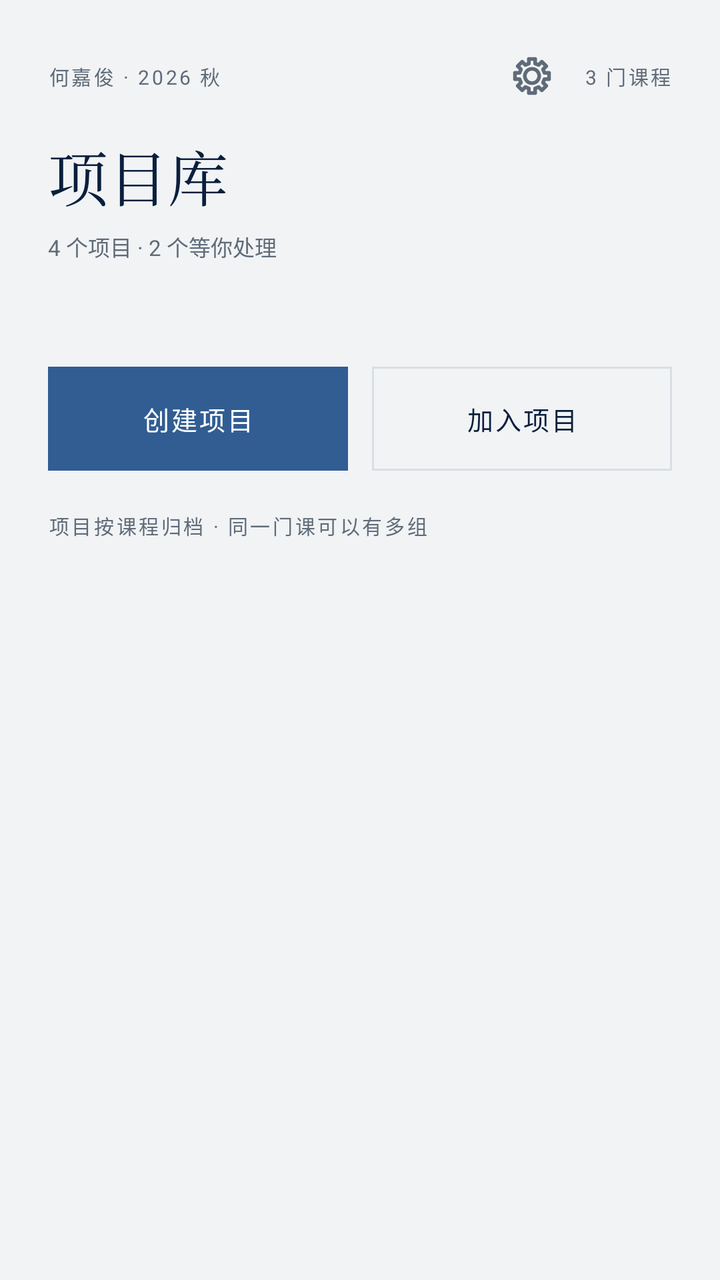
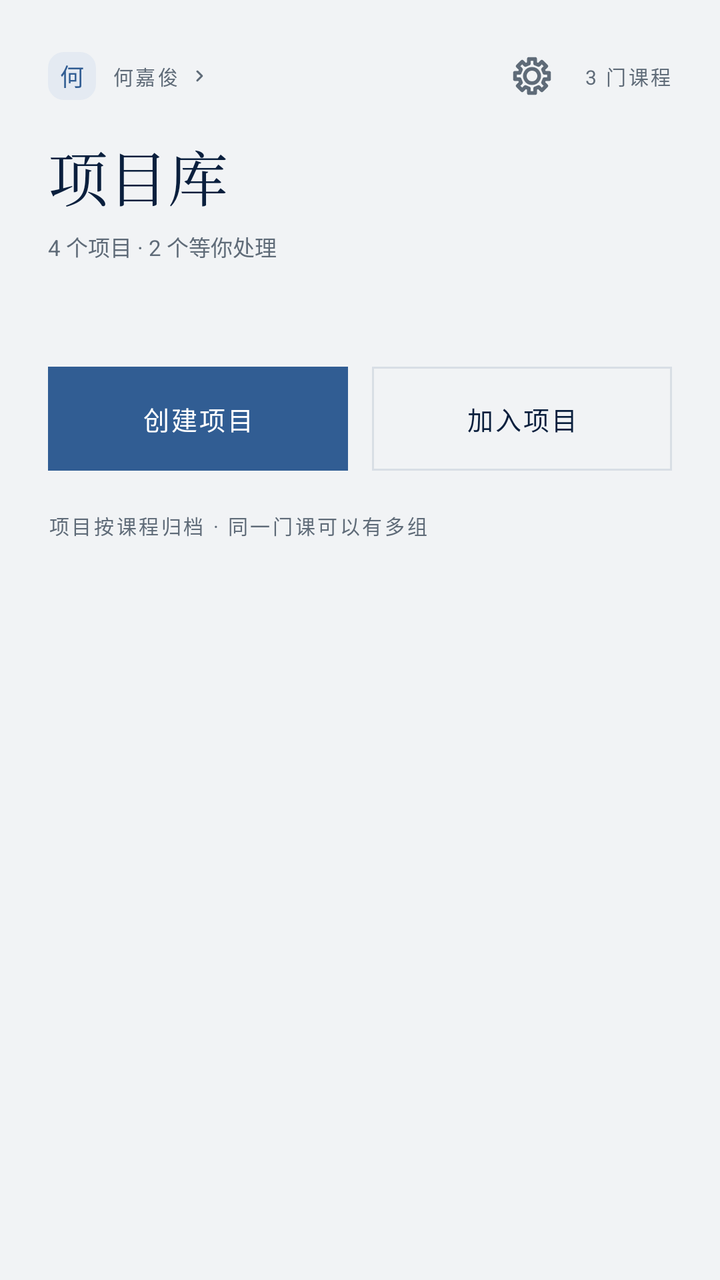

An Android layout rendered at two revisions. The XML below is the earlier revision; the diff shows what the commit changed to produce the second picture.
<!-- AndroidManifest.xml: application theme Theme.MyCoursePractice -->
<!-- res/layout/fragment_library.xml -->
<?xml version="1.0" encoding="utf-8"?>
<ScrollView xmlns:android="http://schemas.android.com/apk/res/android"
    android:id="@+id/scroll"
    android:layout_width="match_parent"
    android:layout_height="match_parent"
    android:background="@color/paper"
    android:clipToPadding="false"
    android:fillViewport="true"
    android:overScrollMode="never"
    android:paddingBottom="28dp">

    <LinearLayout
        android:layout_width="match_parent"
        android:layout_height="wrap_content"
        android:orientation="vertical"
        android:paddingStart="24dp"
        android:paddingTop="20dp"
        android:paddingEnd="24dp">

        <LinearLayout
            android:layout_width="match_parent"
            android:layout_height="wrap_content"
            android:gravity="center_vertical"
            android:orientation="horizontal">

            <TextView
                android:id="@+id/accountLabel"
                style="@style/Micro"
                android:layout_width="wrap_content"
                android:layout_height="wrap_content"
                android:text="何嘉俊 · 2026 秋" />

            <Space
                android:layout_width="0dp"
                android:layout_height="1dp"
                android:layout_weight="1" />

            <ImageView
                android:id="@+id/appSettings"
                android:layout_width="36dp"
                android:layout_height="36dp"
                android:layout_marginEnd="8dp"
                android:background="?attr/selectableItemBackgroundBorderless"
                android:clickable="true"
                android:contentDescription="设置"
                android:focusable="true"
                android:padding="7dp"
                android:src="@drawable/ic_gear"
                android:tint="@color/muted" />

            <TextView
                android:id="@+id/coursesLabel"
                style="@style/Micro"
                android:layout_width="wrap_content"
                android:layout_height="wrap_content"
                android:text="3 门课程" />
        </LinearLayout>

        <TextView
            android:id="@+id/title"
            android:layout_width="wrap_content"
            android:layout_height="wrap_content"
            android:layout_marginTop="10dp"
            android:fontFamily="serif"
            android:text="项目库"
            android:textColor="@color/ink"
            android:textSize="30sp" />

        <TextView
            android:id="@+id/summary"
            style="@style/Meta"
            android:layout_width="match_parent"
            android:layout_height="wrap_content"
            android:layout_marginTop="6dp"
            android:text="4 个项目 · 2 个等你处理" />

        
        <LinearLayout
            android:id="@+id/inviteBox"
            android:layout_width="match_parent"
            android:layout_height="wrap_content"
            android:layout_marginTop="20dp"
            android:background="@drawable/bg_pending_box"
            android:orientation="vertical"
            android:padding="16dp"
            android:visibility="gone">

            <TextView
                android:id="@+id/inviteKind"
                style="@style/MicroOchre"
                android:layout_width="wrap_content"
                android:layout_height="wrap_content"
                android:text="邀请 · 待处理" />

            <TextView
                android:id="@+id/inviteTitle"
                android:layout_width="match_parent"
                android:layout_height="wrap_content"
                android:layout_marginTop="8dp"
                android:fontFamily="sans-serif-medium"
                android:text="迭代 3 · 可用性测试"
                android:textColor="@color/ink"
                android:textSize="17sp" />

            <TextView
                android:id="@+id/inviteMeta"
                style="@style/Meta"
                android:layout_width="match_parent"
                android:layout_height="wrap_content"
                android:layout_marginTop="4dp"
                android:text="周楚涵 邀请你 · SOFT3001 · 5 人" />

            <TextView
                android:id="@+id/inviteAction"
                android:layout_width="wrap_content"
                android:layout_height="wrap_content"
                android:layout_marginTop="12dp"
                android:fontFamily="sans-serif-medium"
                android:text="查看邀请 ›"
                android:textColor="@color/ochre"
                android:textSize="13sp" />
        </LinearLayout>

        <LinearLayout
            android:id="@+id/sections"
            android:layout_width="match_parent"
            android:layout_height="wrap_content"
            android:layout_marginTop="24dp"
            android:orientation="vertical" />

        
        <LinearLayout
            android:id="@+id/emptyBox"
            android:layout_width="match_parent"
            android:layout_height="wrap_content"
            android:layout_marginTop="28dp"
            android:background="@drawable/bg_dashed"
            android:orientation="vertical"
            android:padding="20dp"
            android:visibility="gone">

            <TextView
                android:layout_width="match_parent"
                android:layout_height="wrap_content"
                android:fontFamily="sans-serif-medium"
                android:text="还没有任何项目"
                android:textColor="@color/ink"
                android:textSize="16sp" />

            <TextView
                style="@style/Meta"
                android:layout_width="match_parent"
                android:layout_height="wrap_content"
                android:layout_marginTop="6dp"
                android:text="新建一个小组项目，或输入邀请码加入别人的项目。" />
        </LinearLayout>

        <LinearLayout
            android:layout_width="match_parent"
            android:layout_height="wrap_content"
            android:layout_marginTop="28dp"
            android:orientation="horizontal">

            <TextView
                android:id="@+id/createBtn"
                style="@style/BtnPrimary"
                android:layout_width="0dp"
                android:layout_height="52dp"
                android:layout_weight="1"
                android:text="创建项目" />

            <TextView
                android:id="@+id/joinBtn"
                style="@style/BtnGhost"
                android:layout_width="0dp"
                android:layout_height="52dp"
                android:layout_marginStart="12dp"
                android:layout_weight="1"
                android:text="加入项目" />
        </LinearLayout>

        <TextView
            style="@style/Micro"
            android:layout_width="match_parent"
            android:layout_height="wrap_content"
            android:layout_marginTop="20dp"
            android:text="项目按课程归档 · 同一门课可以有多组" />
    </LinearLayout>
</ScrollView>
<!-- resources referenced by this layout -->
<resources>
  <color name="ink">#0A1F3D</color>
  <color name="muted">#5F6B78</color>
  <color name="ochre">#B4472E</color>
  <color name="paper">#F1F3F5</color>
  <!-- drawable bg_dashed (drawable) -->
  <?xml version="1.0" encoding="utf-8"?>
  <shape xmlns:android="http://schemas.android.com/apk/res/android" android:shape="rectangle">
      <solid android:color="@android:color/transparent" />
      <corners android:radius="0dp" />
      <stroke
          android:width="1dp"
          android:color="@color/line"
          android:dashWidth="4dp"
          android:dashGap="4dp" />
  </shape>
  <!-- drawable bg_pending_box (drawable) -->
  <?xml version="1.0" encoding="utf-8"?>
  <shape xmlns:android="http://schemas.android.com/apk/res/android" android:shape="rectangle">
      <solid android:color="@color/ochre_wash" />
  </shape>
  <style name="Meta">
          <item name="android:textSize">11sp</item>
          <item name="android:textColor">@color/muted</item>
          <item name="android:fontFamily">sans-serif</item>
          <item name="android:includeFontPadding">false</item>
      </style>
  <style name="Micro">
          <item name="android:textSize">10sp</item>
          <item name="android:letterSpacing">0.12</item>
          <item name="android:textColor">@color/muted</item>
          <item name="android:fontFamily">sans-serif</item>
          <item name="android:includeFontPadding">false</item>
      </style>
  <style name="MicroOchre">
          <item name="android:textSize">10sp</item>
          <item name="android:letterSpacing">0.12</item>
          <item name="android:textColor">@color/ochre</item>
          <item name="android:fontFamily">sans-serif-medium</item>
          <item name="android:includeFontPadding">false</item>
      </style>
  <style name="Theme.MyCoursePractice" parent="Base.Theme.MyCoursePractice" />
  <color name="line">#D8DEE5</color>
  <color name="ochre_wash">#F3E4DF</color>
  <!-- drawable bg_chip (drawable) -->
  <?xml version="1.0" encoding="utf-8"?>
  <shape xmlns:android="http://schemas.android.com/apk/res/android" android:shape="rectangle">
      <solid android:color="@android:color/transparent" />
      <corners android:radius="0dp" />
      <stroke android:width="1dp" android:color="@color/line" />
  </shape>
  <!-- drawable bg_stamp_filled (drawable) -->
  <?xml version="1.0" encoding="utf-8"?>
  <shape xmlns:android="http://schemas.android.com/apk/res/android" android:shape="rectangle">
      <solid android:color="@color/accent" />
      <corners android:radius="0dp" />
  </shape>
  <color name="sheet">#FFFFFF</color>
  <color name="accent">#315D93</color>
  <color name="accent_wash">#E4EAF2</color>
  <!-- unchanged entries left out for length: 4 -->
</resources>

<!-- the commit's change to res/layout/fragment_library.xml (unified diff, before → after) -->
@@ -23,12 +23,55 @@
             android:gravity="center_vertical"
             android:orientation="horizontal">
 
-            <TextView
-                android:id="@+id/accountLabel"
-                style="@style/Micro"
-                android:layout_width="wrap_content"
-                android:layout_height="wrap_content"
-                android:text="何嘉俊 · 2026 秋" />
+            <LinearLayout
+                android:id="@+id/profileChip"
+                android:layout_width="wrap_content"
+                android:layout_height="wrap_content"
+                android:background="?attr/selectableItemBackgroundBorderless"
+                android:clickable="true"
+                android:focusable="true"
+                android:gravity="center_vertical"
+                android:minHeight="36dp"
+                android:orientation="horizontal">
+
+                <FrameLayout
+                    android:layout_width="24dp"
+                    android:layout_height="24dp">
+
+                    <ImageView
+                        android:id="@+id/profileAvatarImage"
+                        android:layout_width="24dp"
+                        android:layout_height="24dp"
+                        android:contentDescription="头像"
+                        android:scaleType="centerCrop"
+                        android:visibility="gone" />
+
+                    <TextView
+                        android:id="@+id/profileAvatar"
+                        android:layout_width="24dp"
+                        android:layout_height="24dp"
+                        android:background="@drawable/bg_avatar_round"
+                        android:gravity="center"
+                        android:text="何"
+                        android:textColor="@color/accent"
+                        android:textSize="12sp" />
+                </FrameLayout>
+
+                <TextView
+                    android:id="@+id/profileName"
+                    style="@style/Micro"
+                    android:layout_width="wrap_content"
+                    android:layout_height="wrap_content"
+                    android:layout_marginStart="8dp"
+                    android:text="何嘉俊" />
+
+                <ImageView
+                    android:layout_width="12dp"
+                    android:layout_height="12dp"
+                    android:layout_marginStart="4dp"
+                    android:src="@drawable/ic_chevron"
+                    android:tint="@color/muted" />
+            </LinearLayout>
 
             <Space
                 android:layout_width="0dp"
<!-- resource entries referenced after the edit -->
@@ -4,6 +4,12 @@
   <color name="muted">#5F6B78</color>
   <color name="ochre">#B4472E</color>
   <color name="paper">#F1F3F5</color>
+  <!-- drawable bg_avatar_round (drawable) -->
+  <?xml version="1.0" encoding="utf-8"?>
+  <shape xmlns:android="http://schemas.android.com/apk/res/android" android:shape="rectangle">
+      <solid android:color="@color/accent_wash" />
+      <corners android:radius="8dp" />
+  </shape>
   <!-- drawable bg_dashed (drawable) -->
   <?xml version="1.0" encoding="utf-8"?>
   <shape xmlns:android="http://schemas.android.com/apk/res/android" android:shape="rectangle">
@@ -20,6 +26,16 @@
   <shape xmlns:android="http://schemas.android.com/apk/res/android" android:shape="rectangle">
       <solid android:color="@color/ochre_wash" />
   </shape>
+  <!-- drawable ic_chevron (drawable) -->
+  <vector xmlns:android="http://schemas.android.com/apk/res/android"
+      android:width="24dp"
+      android:height="24dp"
+      android:viewportWidth="24"
+      android:viewportHeight="24">
+      <path
+          android:fillColor="@color/ink"
+          android:pathData="M9.29,6.71c-0.39,0.39 -0.39,1.02 0,1.41L13.17,12l-3.88,3.88c-0.39,0.39 -0.39,1.02 0,1.41 0.39,0.39 1.02,0.39 1.41,0l4.59,-4.59c0.39,-0.39 0.39,-1.02 0,-1.41L10.7,6.7c-0.38,-0.38 -1.02,-0.38 -1.41,0.01z" />
+  </vector>
   <style name="Meta">
           <item name="android:textSize">11sp</item>
           <item name="android:textColor">@color/muted</item>
